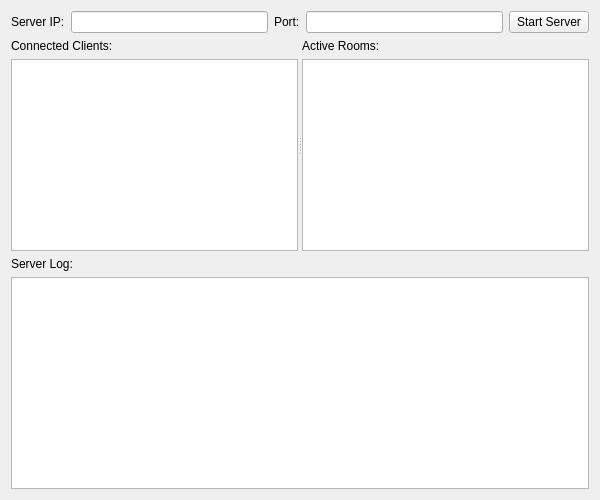
Above: ChatServer/servermanager.ui from BlueBird-0/VEDA_QtChat before the change. Below: the same form after it.
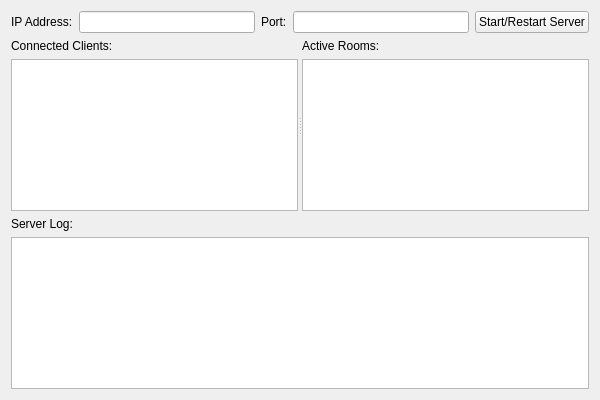
That is the form after the change.

Diff of the .ui file:
```diff
--- a/ChatServer/servermanager.ui
+++ b/ChatServer/servermanager.ui
@@ -7,7 +7,7 @@
     <x>0</x>
     <y>0</y>
     <width>600</width>
-    <height>500</height>
+    <height>400</height>
    </rect>
   </property>
   <property name="windowTitle">
@@ -19,7 +19,7 @@
      <item>
       <widget class="QLabel" name="label">
        <property name="text">
-        <string>Server IP:</string>
+        <string>IP Address:</string>
        </property>
       </widget>
      </item>
@@ -39,7 +39,7 @@
      <item>
       <widget class="QPushButton" name="pushButton">
        <property name="text">
-        <string>Start Server</string>
+        <string>Start/Restart Server</string>
        </property>
       </widget>
      </item>
```
Left out of the diff: 4 changed lines with no effect on the pictures.
